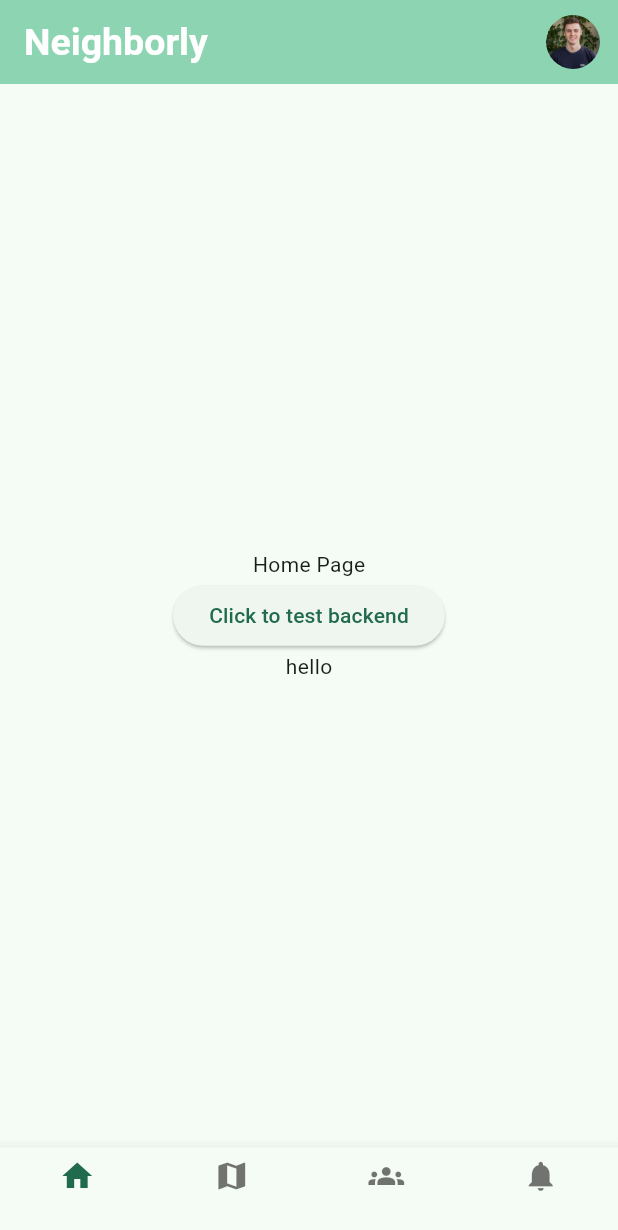
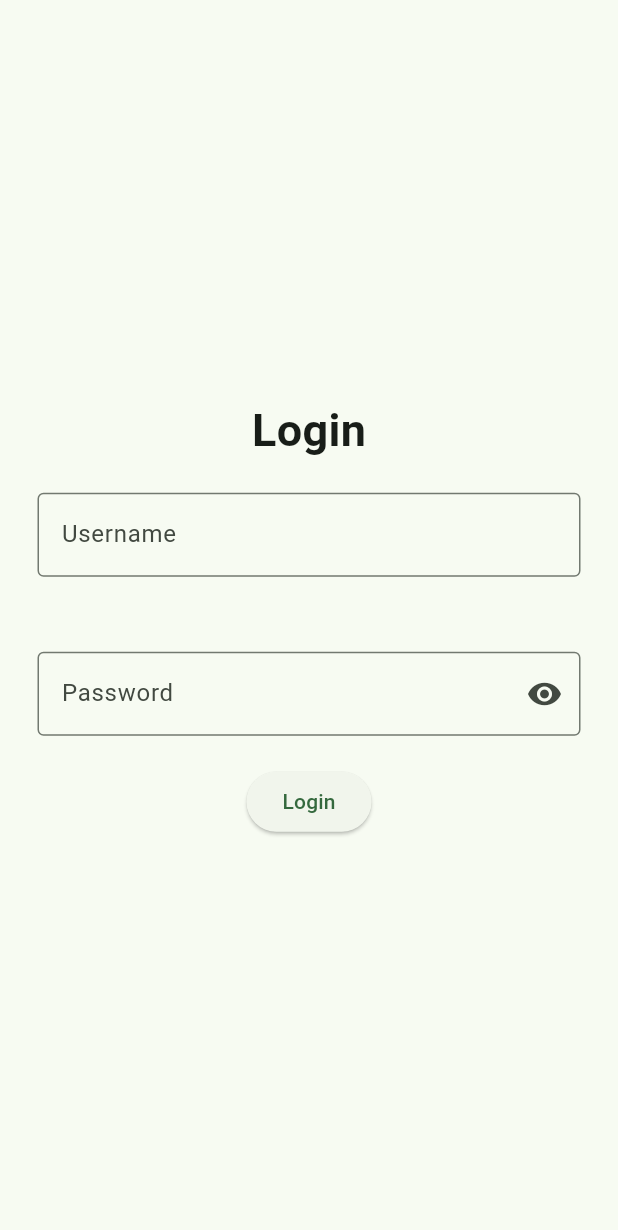
Before and after one commit to saiefadnan/Neighborly, a Flutter app: the screen it shows after launch, on a phone screen of 412 x 824 dp. Shown: the top 1230 px of the screen. Run offline on Flutter 3.47's test engine with Material 3 defaults, Android fonts, the phone set to English and light mode, and no system bars; our stand-ins replace flutter_riverpod, like_button, readmore, share_plus, timeago.

Commit message:
login page

```diff
--- a/neighborly/lib/components/post_card.dart
+++ b/neighborly/lib/components/post_card.dart
@@ -77,7 +77,7 @@ class _PostCardState extends ConsumerState<PostCard> {
                   children: [
                     LikeButton(
                       isLiked: true,
-                      likeCount: 20,
+                      likeCount: widget.post['reacts'],
                       countPostion: CountPostion.right,
                       size: 25,
                       likeBuilder: (isLiked) {
--- a/neighborly/lib/main.dart
+++ b/neighborly/lib/main.dart
@@ -1,21 +1,24 @@
 import 'package:flutter/material.dart';
 import 'package:neighborly/appshell.dart';
 import 'package:flutter_riverpod/flutter_riverpod.dart';
+import 'package:neighborly/pages/login.dart';
+
+final loggedInProvider = StateProvider<bool>((ref) => false);
 
 void main() {
   runApp(ProviderScope(child: const MyApp()));
 }
 
-class MyApp extends StatelessWidget {
+class MyApp extends ConsumerWidget {
   const MyApp({super.key});
-
   @override
-  Widget build(BuildContext context) {
+  Widget build(BuildContext context, WidgetRef ref) {
+    final loggedIn = ref.watch(loggedInProvider);
     return MaterialApp(
       debugShowCheckedModeBanner: false,
       title: 'Neighborly',
       theme: ThemeData(
-        colorScheme: ColorScheme.fromSeed(seedColor: Color(0xFF33A67B)),
+        colorScheme: ColorScheme.fromSeed(seedColor: Color(0xFF71BB7B)),
         appBarTheme: const AppBarTheme(
           titleTextStyle: TextStyle(
             fontWeight: FontWeight.bold,
@@ -23,7 +26,7 @@ class MyApp extends StatelessWidget {
           ),
         ),
       ),
-      home: const AppShell(),
+      home: loggedIn ? const AppShell() : const LoginPage(title: "login"),
     );
   }
 }
--- a/neighborly/lib/pages/home.dart
+++ b/neighborly/lib/pages/home.dart
@@ -11,7 +11,7 @@ class HomePage extends StatefulWidget {
 }
 
 class _HomePageState extends State<HomePage> {
-  String result = "hello";
+  String result = "";
   String url = "http://10.0.2.2:4000/api/test";
 
   Future<void> fetchData() async {
@@ -42,12 +42,12 @@ class _HomePageState extends State<HomePage> {
             mainAxisAlignment: MainAxisAlignment.center,
             children: [
               Text(widget.title),
-              ElevatedButton(
-                child: Text("Click to test backend"),
-                onPressed: () {
-                  fetchData();
-                },
-              ),
+              // ElevatedButton(
+              //   child: Text("Click to test backend"),
+              //   onPressed: () {
+              //     fetchData();
+              //   },
+              // ),
               Text(result),
             ],
           ),
--- /dev/null
+++ b/neighborly/lib/pages/login.dart
@@ -0,0 +1,71 @@
+import 'package:flutter/material.dart';
+import 'package:flutter_riverpod/flutter_riverpod.dart';
+import 'package:neighborly/appshell.dart';
+import 'package:neighborly/main.dart';
+
+class LoginPage extends ConsumerStatefulWidget {
+  final String title;
+  const LoginPage({super.key, required this.title});
+  @override
+  ConsumerState<LoginPage> createState() => _LoginPageState();
+}
+
+class _LoginPageState extends ConsumerState<LoginPage> {
+  bool _obsecure = true;
+
+  void onTapLogin(BuildContext context) {
+    ref.read(loggedInProvider.notifier).state = true;
+    Navigator.pushReplacement(
+      context,
+      MaterialPageRoute(builder: (context) => const AppShell()),
+    );
+  }
+
+  @override
+  Widget build(BuildContext context) {
+    return Scaffold(
+      body: SafeArea(
+        child: Center(
+          child: Padding(
+            padding: EdgeInsets.all(25.0),
+            child: Column(
+              mainAxisAlignment: MainAxisAlignment.center,
+              children: [
+                Text(
+                  "Login",
+                  style: TextStyle(fontWeight: FontWeight.bold, fontSize: 30.0),
+                ),
+                SizedBox(height: 20.0),
+                TextField(
+                  decoration: InputDecoration(
+                    labelText: "Username",
+                    border: OutlineInputBorder(),
+                  ),
+                ),
+                SizedBox(height: 50.0),
+                TextField(
+                  obscureText: _obsecure,
+                  decoration: InputDecoration(
+                    labelText: "Password",
+                    border: OutlineInputBorder(),
+                    suffixIcon: IconButton(
+                      icon: Icon(
+                        _obsecure ? Icons.visibility : Icons.visibility_off,
+                      ),
+                      onPressed: () => setState(() => _obsecure = !_obsecure),
+                    ),
+                  ),
+                ),
+                SizedBox(height: 20.0),
+                ElevatedButton(
+                  onPressed: () => onTapLogin(context),
+                  child: Text("Login"),
+                ),
+              ],
+            ),
+          ),
+        ),
+      ),
+    );
+  }
+}
```
Also changed, not shown: neighborly/assets/data/posts.json (+22 -16 lines), neighborly/lib/components/comment_box.dart (+4 -3 lines), neighborly/lib/pages/signup.dart (added).
